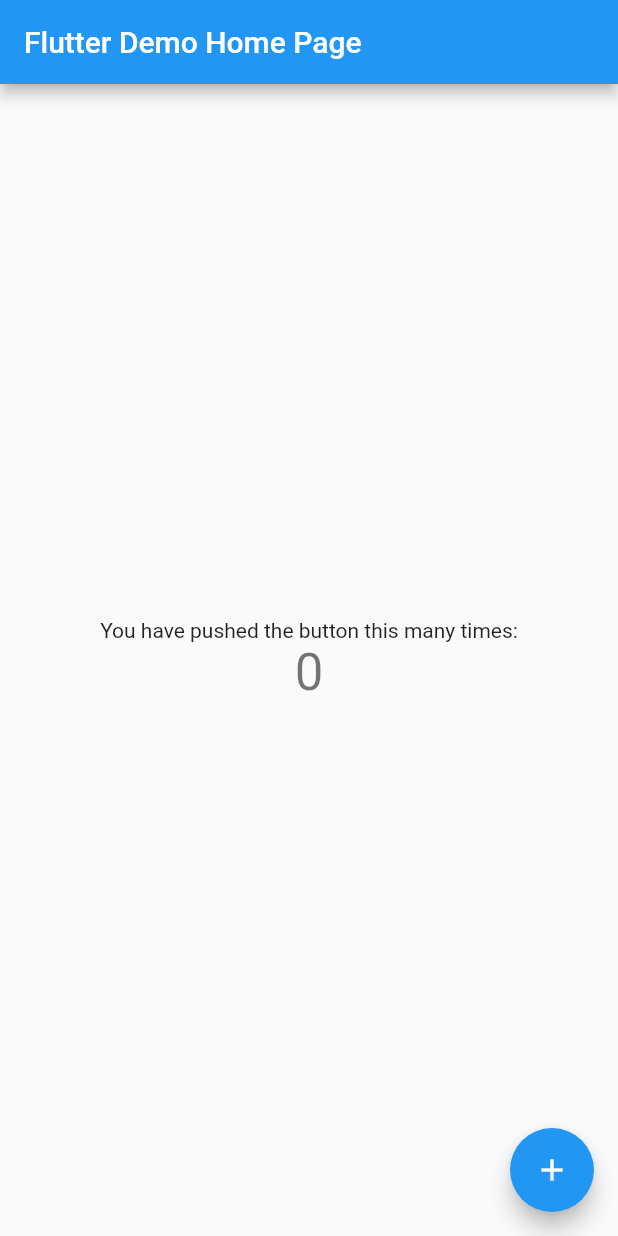
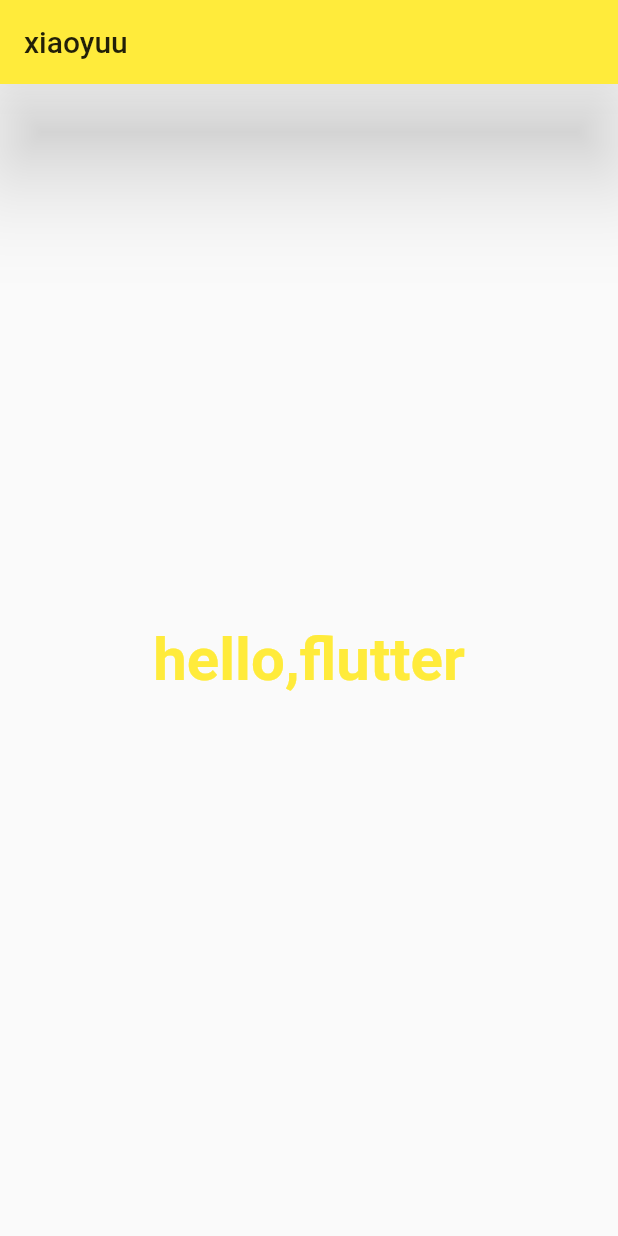
Before and after one commit to xxcosmos/hello_flutter, a Flutter app: the screen it shows after launch, on a phone screen of 412 x 824 dp. Run offline on Flutter 3.47's test engine with Material 2 defaults, Android fonts, the phone set to English and light mode, and no system bars.

Commit message:
complete flutter demo

```diff
--- a/lib/main.dart
+++ b/lib/main.dart
@@ -1,111 +1,40 @@
 import 'package:flutter/material.dart';
 
-void main() => runApp(MyApp());
+void main() {
+  runApp(App());
+}
 
-class MyApp extends StatelessWidget {
-  // This widget is the root of your application.
+class App extends StatelessWidget {
   @override
   Widget build(BuildContext context) {
     return MaterialApp(
-      title: 'Flutter Demo',
+      home: Scaffold(
+        appBar: AppBar(
+          title: Text('xiaoyuu'),
+          elevation: 30.0,
+        ),
+        body: Hello(),
+      ),
       theme: ThemeData(
-        // This is the theme of your application.
-        //
-        // Try running your application with "flutter run". You'll see the
-        // application has a blue toolbar. Then, without quitting the app, try
-        // changing the primarySwatch below to Colors.green and then invoke
-        // "hot reload" (press "r" in the console where you ran "flutter run",
-        // or simply save your changes to "hot reload" in a Flutter IDE).
-        // Notice that the counter didn't reset back to zero; the application
-        // is not restarted.
-        primarySwatch: Colors.blue,
+        primarySwatch: Colors.yellow,
       ),
-      home: MyHomePage(title: 'Flutter Demo Home Page'),
     );
   }
 }
 
-class MyHomePage extends StatefulWidget {
-  MyHomePage({Key key, this.title}) : super(key: key);
-
-  // This widget is the home page of your application. It is stateful, meaning
-  // that it has a State object (defined below) that contains fields that affect
-  // how it looks.
-
-  // This class is the configuration for the state. It holds the values (in this
-  // case the title) provided by the parent (in this case the App widget) and
-  // used by the build method of the State. Fields in a Widget subclass are
-  // always marked "final".
-
-  final String title;
-
-  @override
-  _MyHomePageState createState() => _MyHomePageState();
-}
-
-class _MyHomePageState extends State<MyHomePage> {
-  int _counter = 0;
-
-  void _incrementCounter() {
-    setState(() {
-      // This call to setState tells the Flutter framework that something has
-      // changed in this State, which causes it to rerun the build method below
-      // so that the display can reflect the updated values. If we changed
-      // _counter without calling setState(), then the build method would not be
-      // called again, and so nothing would appear to happen.
-      _counter++;
-    });
-  }
-
+class Hello extends StatelessWidget {
   @override
   Widget build(BuildContext context) {
-    // This method is rerun every time setState is called, for instance as done
-    // by the _incrementCounter method above.
-    //
-    // The Flutter framework has been optimized to make rerunning build methods
-    // fast, so that you can just rebuild anything that needs updating rather
-    // than having to individually change instances of widgets.
-    return Scaffold(
-      appBar: AppBar(
-        // Here we take the value from the MyHomePage object that was created by
-        // the App.build method, and use it to set our appbar title.
-        title: Text(widget.title),
-      ),
-      body: Center(
-        // Center is a layout widget. It takes a single child and positions it
-        // in the middle of the parent.
-        child: Column(
-          // Column is also layout widget. It takes a list of children and
-          // arranges them vertically. By default, it sizes itself to fit its
-          // children horizontally, and tries to be as tall as its parent.
-          //
-          // Invoke "debug painting" (press "p" in the console, choose the
-          // "Toggle Debug Paint" action from the Flutter Inspector in Android
-          // Studio, or the "Toggle Debug Paint" command in Visual Studio Code)
-          // to see the wireframe for each widget.
-          //
-          // Column has various properties to control how it sizes itself and
-          // how it positions its children. Here we use mainAxisAlignment to
-          // center the children vertically; the main axis here is the vertical
-          // axis because Columns are vertical (the cross axis would be
-          // horizontal).
-          mainAxisAlignment: MainAxisAlignment.center,
-          children: <Widget>[
-            Text(
-              'You have pushed the button this many times:',
-            ),
-            Text(
-              '$_counter',
-              style: Theme.of(context).textTheme.display1,
-            ),
-          ],
+    return Center(
+      child: Text(
+        'hello,flutter',
+        textDirection: TextDirection.ltr,
+        style: TextStyle(
+          fontSize: 40.0,
+          fontWeight: FontWeight.bold,
+          color: Colors.yellow,
         ),
       ),
-      floatingActionButton: FloatingActionButton(
-        onPressed: _incrementCounter,
-        tooltip: 'Increment',
-        child: Icon(Icons.add),
-      ), // This trailing comma makes auto-formatting nicer for build methods.
     );
   }
 }
```
Also changed, not shown: proxy_test.dart (added, +51 -0 lines), 3 other files.
